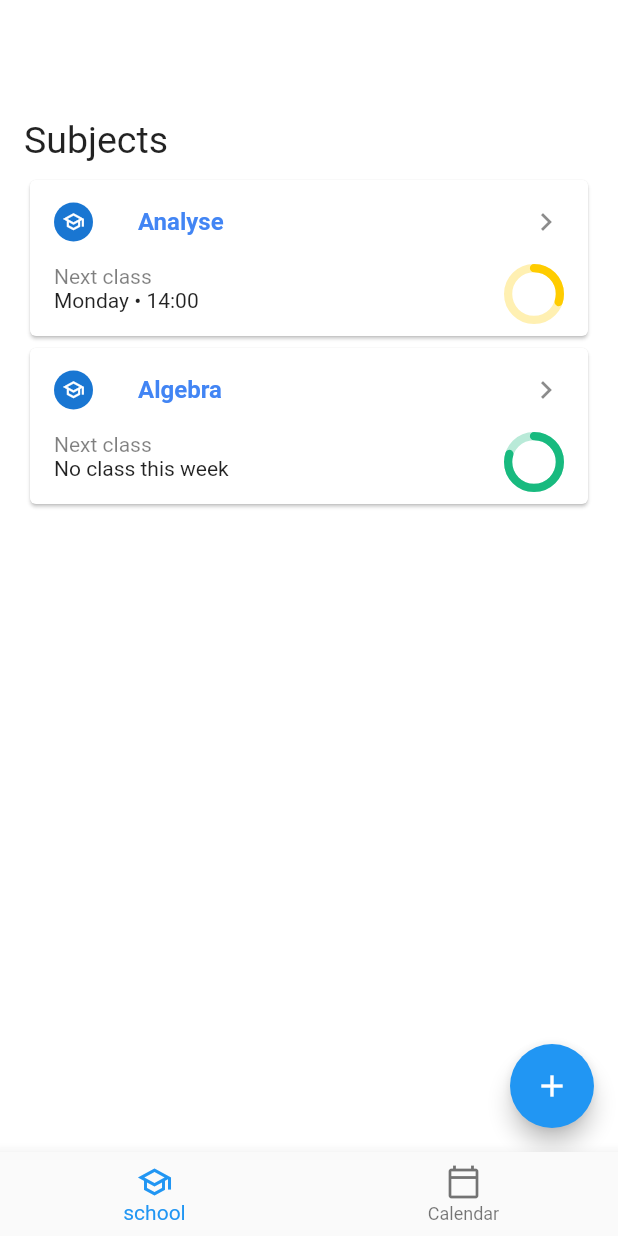
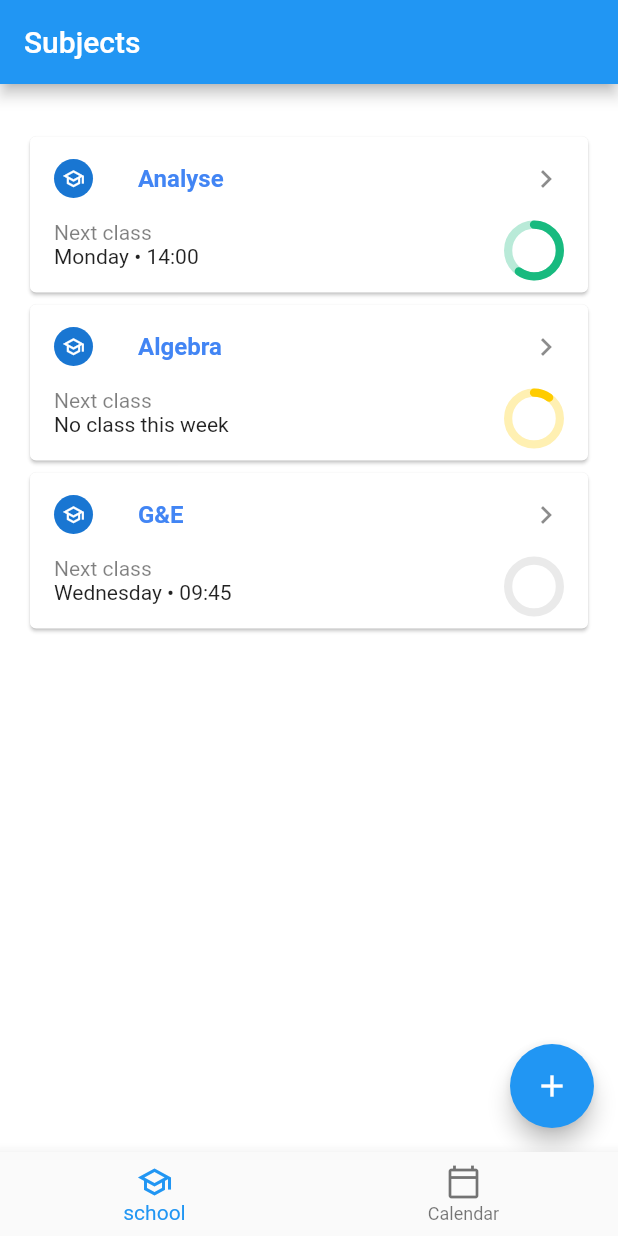
Before and after one commit to OsamaBinNaughty-hub/Hippo2.0, a Flutter app: the screen it shows after launch, after a tap on "Analyse", on a phone screen of 412 x 824 dp. Run offline on Flutter 3.47's test engine with Material 2 defaults, Android fonts, the phone set to English and light mode, and no system bars; drawn by our look-alikes of flutter_speed_dial, percent_indicator; our stand-ins replace get_it, table_calendar; project files that could hold a hidden picture were left out.

Commit message:
added calendar package + example code

```diff
--- a/hippo_v2/lib/main.dart
+++ b/hippo_v2/lib/main.dart
@@ -4,6 +4,7 @@ import 'package:hippo_v2/locator.dart';
 import 'package:hippo_v2/view/page/landing_page.dart';
 import 'package:hippo_v2/view/page/main_page.dart';
 import 'package:hippo_v2/view/page/splash_page.dart';
+import 'package:table_calendar/table_calendar.dart';
 
 void main() {
   // to disable landscape mode.
--- /dev/null
+++ b/hippo_v2/lib/view/page/calendar/calendar_page.dart
@@ -0,0 +1,152 @@
+import 'package:flutter/material.dart';
+import 'package:hippo_v2/view/page/calendar/utils.dart';
+import 'package:table_calendar/table_calendar.dart';
+
+
+class CalendarPage extends StatefulWidget {
+  const CalendarPage({Key? key}) : super(key: key);
+
+  @override
+  _CalendarPageState createState() => _CalendarPageState();
+}
+
+class _CalendarPageState extends State<CalendarPage> {
+  late final ValueNotifier<List<Event>> _selectedEvents;
+  CalendarFormat _calendarFormat = CalendarFormat.month;
+  RangeSelectionMode _rangeSelectionMode = RangeSelectionMode
+      .toggledOff; // Can be toggled on/off by longpressing a date
+  DateTime _focusedDay = DateTime.now();
+  DateTime? _selectedDay;
+  DateTime? _rangeStart;
+  DateTime? _rangeEnd;
+
+  @override
+  void initState() {
+    super.initState();
+
+    _selectedDay = _focusedDay;
+    _selectedEvents = ValueNotifier(_getEventsForDay(_selectedDay!));
+  }
+
+  @override
+  void dispose() {
+    _selectedEvents.dispose();
+    super.dispose();
+  }
+
+  List<Event> _getEventsForDay(DateTime day) {
+    // Implementation example
+    return kEvents[day] ?? [];
+  }
+
+  List<Event> _getEventsForRange(DateTime start, DateTime end) {
+    // Implementation example
+    final days = daysInRange(start, end);
+
+    return [
+      for (final d in days) ..._getEventsForDay(d),
+    ];
+  }
+
+  void _onDaySelected(DateTime selectedDay, DateTime focusedDay) {
+    if (!isSameDay(_selectedDay, selectedDay)) {
+      setState(() {
+        _selectedDay = selectedDay;
+        _focusedDay = focusedDay;
+        _rangeStart = null; // Important to clean those
+        _rangeEnd = null;
+        _rangeSelectionMode = RangeSelectionMode.toggledOff;
+      });
+
+      _selectedEvents.value = _getEventsForDay(selectedDay);
+    }
+  }
+
+  void _onRangeSelected(DateTime? start, DateTime? end, DateTime focusedDay) {
+    setState(() {
+      _selectedDay = null;
+      _focusedDay = focusedDay;
+      _rangeStart = start;
+      _rangeEnd = end;
+      _rangeSelectionMode = RangeSelectionMode.toggledOn;
+    });
+
+    // `start` or `end` could be null
+    if (start != null && end != null) {
+      _selectedEvents.value = _getEventsForRange(start, end);
+    } else if (start != null) {
+      _selectedEvents.value = _getEventsForDay(start);
+    } else if (end != null) {
+      _selectedEvents.value = _getEventsForDay(end);
+    }
+  }
+
+
+  @override
+  Widget build(BuildContext context) {
+    return Scaffold(
+      appBar: AppBar(
+        title: Text('Calendar'),
+      ),
+      body: Column(
+        children: [
+          TableCalendar<Event>(
+            firstDay: kFirstDay,
+            lastDay: kLastDay,
+            focusedDay: _focusedDay,
+            selectedDayPredicate: (day) => isSameDay(_selectedDay, day),
+            rangeStartDay: _rangeStart,
+            rangeEndDay: _rangeEnd,
+            calendarFormat: _calendarFormat,
+            rangeSelectionMode: _rangeSelectionMode,
+            eventLoader: _getEventsForDay,
+            startingDayOfWeek: StartingDayOfWeek.monday,
+            calendarStyle: CalendarStyle(
+              // Use `CalendarStyle` to customize the UI
+              outsideDaysVisible: false,
+            ),
+            onDaySelected: _onDaySelected,
+            onRangeSelected: _onRangeSelected,
+            onFormatChanged: (format) {
+              if (_calendarFormat != format) {
+                setState(() {
+                  _calendarFormat = format;
+                });
+              }
+            },
+            onPageChanged: (focusedDay) {
+              _focusedDay = focusedDay;
+            },
+          ),
+          const SizedBox(height: 8.0),
+          Expanded(
+            child: ValueListenableBuilder<List<Event>>(
+              valueListenable: _selectedEvents,
+              builder: (context, value, _) {
+                return ListView.builder(
+                  itemCount: value.length,
+                  itemBuilder: (context, index) {
+                    return Container(
+                      margin: const EdgeInsets.symmetric(
+                        horizontal: 12.0,
+                        vertical: 4.0,
+                      ),
+                      decoration: BoxDecoration(
+                        border: Border.all(),
+                        borderRadius: BorderRadius.circular(12.0),
+                      ),
+                      child: ListTile(
+                        onTap: () => print('${value[index]}'),
+                        title: Text('${value[index]}'),
+                      ),
+                    );
+                  },
+                );
+              },
+            ),
+          ),
+        ],
+      ),
+    );
+  }
+}
--- a/hippo_v2/lib/view/page/calendar_page.dart
+++ /dev/null
@@ -1,15 +0,0 @@
-import 'package:flutter/material.dart';
-
-class CalendarPage extends StatefulWidget {
-  const CalendarPage({Key? key}) : super(key: key);
-
-  @override
-  _CalendarPageState createState() => _CalendarPageState();
-}
-
-class _CalendarPageState extends State<CalendarPage> {
-  @override
-  Widget build(BuildContext context) {
-    return Container(color: Colors.red,);
-  }
-}
--- a/hippo_v2/lib/view/page/main_page.dart
+++ b/hippo_v2/lib/view/page/main_page.dart
@@ -1,6 +1,6 @@
 import 'package:flutter/material.dart';
 import 'package:hippo_v2/controller/main_page_controller.dart';
-import 'package:hippo_v2/view/page/calendar_page.dart';
+import 'package:hippo_v2/view/page/calendar/calendar_page.dart';
 import 'package:hippo_v2/view/page/subjects_page.dart';
 import 'package:hippo_v2/view/widget/base_view.dart';
 
--- a/hippo_v2/lib/view/page/subjects_page.dart
+++ b/hippo_v2/lib/view/page/subjects_page.dart
@@ -7,7 +7,9 @@ import 'package:percent_indicator/circular_percent_indicator.dart';
 import 'package:flutter_speed_dial/flutter_speed_dial.dart';
 
 class SubjectsPage extends StatefulWidget {
-  const SubjectsPage({Key? key}) : super(key: key);
+  const SubjectsPage({
+    Key? key,
+  }) : super(key: key);
 
   @override
   _SubjectsPageState createState() => _SubjectsPageState();
@@ -23,6 +25,9 @@ class _SubjectsPageState extends State<SubjectsPage> {
       },
       builder: (context, controller, child){
         return Scaffold(
+          appBar: AppBar(
+            title: Text('Subjects'),
+          ),
           backgroundColor: Colors.white,
           body: AnnotatedRegion<SystemUiOverlayStyle>(
             value: SystemUiOverlayStyle.light,
@@ -43,106 +48,33 @@ class _SubjectsPageState extends State<SubjectsPage> {
                       physics: AlwaysScrollableScrollPhysics(),
                       padding: EdgeInsets.fromLTRB(0, 15.0, 0, 30.0),
                       child: Padding(
-                        padding: const EdgeInsets.fromLTRB(16, 64, 16, 16),
+                        padding: const EdgeInsets.fromLTRB(16, 16, 16, 16),
                         child: Column(
                           crossAxisAlignment: CrossAxisAlignment.start,
                           children: [
-                            Text(
-                              'Subjects',
-                              style: TextStyle(fontSize: 25.0),
+                            SubjectCard(
+                              subjectName: "Analyse",
+                              classThisWeek: true,
+                              timeOfNextClass: "14:00",
+                              dayOfNextClass: "Monday",
+                              weightedGrade: 0.6,
+                              haveGrade: true,
                             ),
-                            SizedBox(height: 8,),
-                            Card(
-                              clipBehavior: Clip.antiAlias,
-                              child: InkWell(
-                                onTap: (){},
-                                child: Container(
-                                  width: double.infinity,
-                                  child: Column(
-                                    children: [
-                                      ListTile(
-                                        leading: CircleAvatarWithIcon(icon: Icons.school_outlined,),
-                                        trailing: Icon(Icons.keyboard_arrow_right_outlined),
-                                        title: Text(
-                                          "Analyse",
-                                          style: TextStyle(
-                                            fontWeight: FontWeight.bold,
-                                            color: Color(0xff4285F4),
-                                          ),
-                                        ),
-                                      ),
-                                      Padding(
-                                        padding: const EdgeInsets.fromLTRB(16.0, 0.0, 16.0, 8.0),
-                                        child: Row(
-                                          crossAxisAlignment: CrossAxisAlignment.start,
-                                          children: [
-                                            Column(
-                                              crossAxisAlignment: CrossAxisAlignment.start,
-                                              children: [
-                                                Text("Next class", style: TextStyle(color: Colors.black.withOpacity(0.5)),),
-                                                Text("Monday • 14:00")
-                                              ],
-                                            ),
-                                            Spacer(),
-                                            CircularPercentIndicator(
-                                              radius: 40.0,
-                                              lineWidth: 5.5,
-                                              animation: true,
-                                              percent: 0.3,
-                                              circularStrokeCap: CircularStrokeCap.round,
-                                              progressColor: Color(0xffffcc00),
-                                              backgroundColor: Color(0x4Dffcc00),
-                                            ),
-                                          ],
-                                        ),
-                                      ),
-                                    ],
-                                  ),
-                                ),
-                              ),
+                            SubjectCard(
+                              subjectName: "Algebra",
+                              classThisWeek: false,
+                              timeOfNextClass: "08:30",
+                              dayOfNextClass: "Friday",
+                              weightedGrade: 0.1,
+                              haveGrade: true,
                             ),
-                            Card(
-                              clipBehavior: Clip.antiAlias,
-                              child: Column(
-                                children: [
-                                  ListTile(
-                                    leading: CircleAvatarWithIcon(icon: Icons.school_outlined,),
-                                    trailing: Icon(Icons.keyboard_arrow_right_outlined),
-                                    title: Text(
-                                      "Algebra",
-                                      style: TextStyle(
-                                        fontWeight: FontWeight.bold,
-                                        color: Color(0xff4285F4),
-                                      ),
-                                    ),
-                                  ),
-                                  Padding(
-                                    padding: const EdgeInsets.fromLTRB(16.0, 0.0, 16.0, 8.0),
-                                    child: Row(
-                                      crossAxisAlignment: CrossAxisAlignment.start,
-                                      children: [
-                                        Column(
-                                          crossAxisAlignment: CrossAxisAlignment.start,
-                                          children: [
-                                            Text("Next class", style: TextStyle(color: Colors.black.withOpacity(0.5)),),
-                                            Text("No class this week")
-                                          ],
-                                        ),
-                                        Spacer(),
-                                        CircularPercentIndicator(
-                                          radius: 40.0,
-                                          lineWidth: 5.5,
-                                          animation: true,
-                                          percent: 0.8,
-                                          circularStrokeCap: CircularStrokeCap.round,
-                                          progressColor: Color(0xff18ba7f),
-                                          backgroundColor: Color(0x4D18ba7f),
-                                        ),
-                                      ],
-                                    ),
-                                  ),
-                                ],
-                              ),
+                            SubjectCard(
+                              subjectName: "G&E",
+                              classThisWeek: true,
+                              timeOfNextClass: "09:45",
+                              dayOfNextClass: "Wednesday",
+                              weightedGrade: 0.0,
+                              haveGrade: false,
                             ),
                           ],
                         ),
@@ -202,3 +134,108 @@ class _SubjectsPageState extends State<SubjectsPage> {
     );
   }
 }
+
+class SubjectCard extends StatefulWidget {
+  final String subjectName;
+  final bool classThisWeek;
+  final String timeOfNextClass;
+  final String dayOfNextClass;
+  final double weightedGrade;
+  final bool haveGrade;
+  const SubjectCard({
+    Key? key,
+    required this.subjectName,
+    required this.classThisWeek,
+    required this.timeOfNextClass,
+    required this.dayOfNextClass,
+    required this.weightedGrade,
+    required this.haveGrade,
+  }) : super(key: key);
+
+  @override
+  _SubjectCardState createState() => _SubjectCardState();
+}
+
+class _SubjectCardState extends State<SubjectCard> {
+  @override
+  Widget build(BuildContext context) {
+    return Card(
+      clipBehavior: Clip.antiAlias,
+      child: InkWell(
+        onTap: (){},
+        child: Container(
+          width: double.infinity,
+          child: Column(
+            children: [
+              ListTile(
+                leading: CircleAvatarWithIcon(icon: Icons.school_outlined,),
+                trailing: Icon(Icons.keyboard_arrow_right_outlined),
+                title: Text(
+                  widget.subjectName,
+                  style: TextStyle(
+                    fontWeight: FontWeight.bold,
+                    color: Color(0xff4285F4),
+                  ),
+                ),
+              ),
+              Padding(
+                padding: const EdgeInsets.fromLTRB(16.0, 0.0, 16.0, 8.0),
+                child: Row(
+                  crossAxisAlignment: CrossAxisAlignment.start,
+                  children: [
+                    Column(
+                      crossAxisAlignment: CrossAxisAlignment.start,
+                      children: [
+                        Text("Next class", style: TextStyle(color: Colors.black.withOpacity(0.5)),),
+                        nextClass(widget.classThisWeek),
+                      ],
+                    ),
+                    Spacer(),
+                    CircularPercentIndicator(
+                      radius: 40.0,
+                      lineWidth: 5.5,
+                      animation: true,
+                      percent: widget.weightedGrade,
+                      circularStrokeCap: CircularStrokeCap.round,
+                      progressColor: progressColorOfGrade(widget.weightedGrade, widget.haveGrade),
+                      backgroundColor: backgroundColorOfGrade(widget.weightedGrade, widget.haveGrade),
+                    ),
+                  ],
+                ),
+              ),
+            ],
+          ),
+        ),
+      ),
+    );
+  }
+
+  Widget nextClass(bool classThisWeek){
+    if(classThisWeek){
+      return Text("${widget.dayOfNextClass} • ${widget.timeOfNextClass}");
+    } else {
+      return Text("No class this week");
+    }
+  }
+
+  Color progressColorOfGrade(double weightedGrade, bool haveGrade){
+    if(weightedGrade >= 0.5 && haveGrade == true){
+      return Color(0xff18ba7f);
+    } else if(weightedGrade < 0.5 && haveGrade == true){
+      return Color(0xffffcc00);
+    } else {
+      return Color(0xffbababa);
+    }
+  }
+
+  Color backgroundColorOfGrade(double weightedGrade, bool haveGrade){
+    if(weightedGrade >= 0.5 && haveGrade == true){
+      return Color(0x4D18ba7f);
+    } else if(weightedGrade < 0.5 && haveGrade == true){
+      return Color(0x4Dffcc00);
+    } else {
+      return Color(0x4Dbababa);
+    }
+  }
+
+}
--- a/hippo_v2/pubspec.yaml
+++ b/hippo_v2/pubspec.yaml
@@ -32,6 +32,7 @@ dependencies:
   provider: ^6.0.0
   percent_indicator: ^3.0.1
   flutter_speed_dial: ^4.3.0
+  table_calendar: ^3.0.2
 
   # firebase plugins
   #firebase_core: ^0.7.0
```
Also changed, not shown: hippo_v2/lib/view/page/calendar/utils.dart (added, +49 -0 lines), hippo_v2/pubspec.lock.
